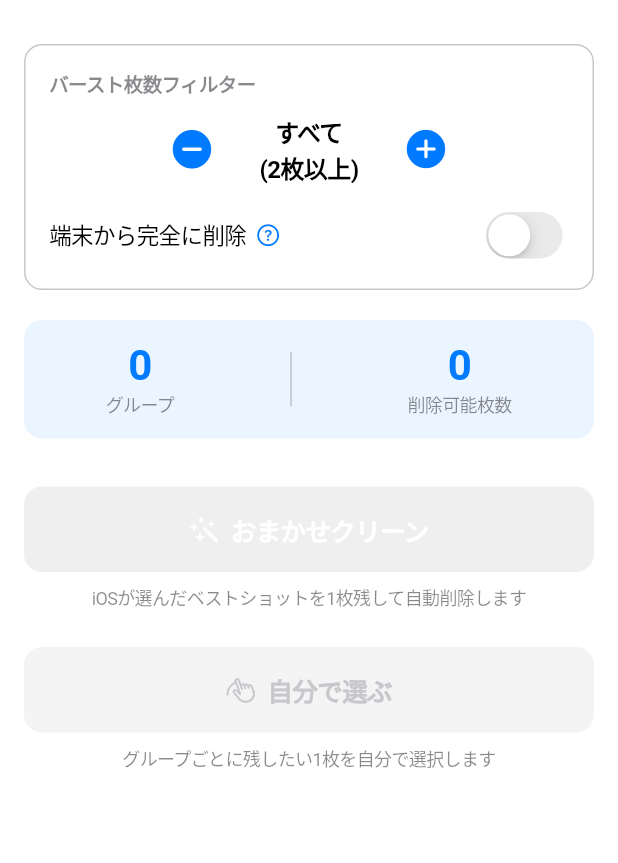
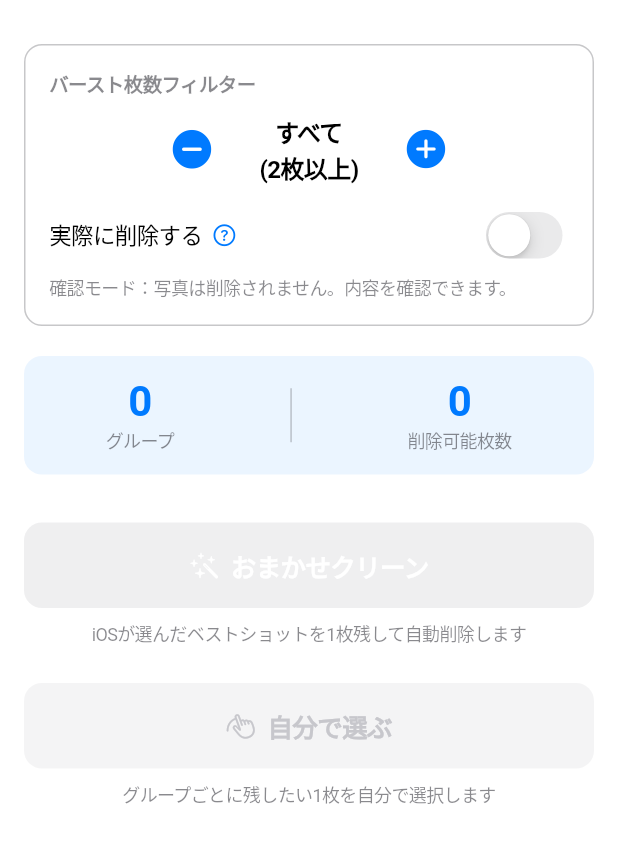
Before and after one commit to tomoyuki0512-hub/onp-quiz-app, a Flutter app: the screen it shows after launch, on a phone screen of 412 x 824 dp, the part 52-915 px from its top. Run offline on Flutter 3.47's test engine with Material 3 defaults, Android fonts, the phone set to English and light mode, and no system bars; missing offline and left inert: photo_manager.

Commit message:
Fix soft-delete mode: skip deletion entirely when toggle is OFF
When "実際に削除する" is OFF (confirmation mode), no deletion API is
called in any flow (auto clean, manual select, multi-select batch).
Groups are only removed from the in-app list to mark them as reviewed.
When ON, deleteAssets is called (permanent for burst photos per iOS).

Removes the stale "最近削除した項目に30日間残ります" messaging since
iOS permanently deletes hidden burst frames regardless of API used.

https://claude.ai/code/session_01SoqHF3J3E8ZCNxniZsKxhE

```diff
--- a/lib/screens/burst_list_screen.dart
+++ b/lib/screens/burst_list_screen.dart
@@ -81,19 +81,21 @@ class _BurstListScreenState extends State<BurstListScreen> {
     final confirmed = await showCupertinoDialog<bool>(
       context: context,
       builder: (ctx) => CupertinoAlertDialog(
-        title: const Text('選択グループを削除'),
+        title: Text(permanently ? '選択グループを削除' : 'ベストショットを確認'),
         content: Column(
           children: [
             const SizedBox(height: 8),
             Text(
-              '${selected.length}グループのベストショット各1枚を残して、$deleteCount枚を${permanently ? "完全削除" : "削除"}します。',
+              permanently
+                  ? '${selected.length}グループのベストショット各1枚を残して、$deleteCount枚を完全削除します。'
+                  : '${selected.length}グループのベストショットを確認します（写真は削除されません）。',
               style: const TextStyle(fontSize: 15),
             ),
             const SizedBox(height: 6),
             Text(
               permanently
-                  ? '⚠️ 完全削除すると元に戻せません。'
-                  : '削除した写真は「最近削除した項目」に30日間残ります。',
+                  ? '⚠️ iOSの仕様上、バースト写真は完全削除されます。元に戻せません。'
+                  : '確認モードです。実際に削除するにはホームで「実際に削除する」をONにしてください。',
               style: TextStyle(
                 fontSize: 13,
                 color: permanently
@@ -101,6 +103,7 @@ class _BurstListScreenState extends State<BurstListScreen> {
                     : CupertinoColors.secondaryLabel,
               ),
             ),
+            if (permanently) ...[
               const SizedBox(height: 6),
               const Text(
                 'iOSの確認ダイアログが表示されます。「削除」をタップしてください。',
@@ -110,6 +113,7 @@ class _BurstListScreenState extends State<BurstListScreen> {
                 ),
               ),
             ],
+          ],
         ),
         actions: [
           CupertinoDialogAction(
@@ -117,15 +121,28 @@ class _BurstListScreenState extends State<BurstListScreen> {
             child: const Text('キャンセル'),
           ),
           CupertinoDialogAction(
-            isDestructiveAction: true,
+            isDestructiveAction: permanently,
             onPressed: () => Navigator.pop(ctx, true),
-            child: Text(permanently ? '完全削除する' : '削除する'),
+            child: Text(permanently ? '完全削除する' : '確認する'),
           ),
         ],
       ),
     );
 
     if (confirmed != true || !mounted) return;
+
+    // 確認モード: 削除せずに処理済みとしてリストから除外
+    if (!permanently) {
+      setState(() {
+        for (final g in selected) {
+          _remaining.remove(g);
+          _completedCount++;
+        }
+        _selectedBurstIds.clear();
+        _isSelectMode = false;
+      });
+      return;
+    }
 
     setState(() => _isDeleting = true);
     try {
@@ -134,9 +151,7 @@ class _BurstListScreenState extends State<BurstListScreen> {
         idsToDelete.addAll(g.assetIds.where((id) => id != g.autoPickId));
       }
 
-      final success = permanently
-          ? await widget.service.permanentlyDeleteAssets(idsToDelete)
-          : await widget.service.deleteAssets(idsToDelete);
+      final success = await widget.service.deleteAssets(idsToDelete);
 
       if (!mounted) return;
 
@@ -292,7 +307,7 @@ class _BurstListScreenState extends State<BurstListScreen> {
               borderRadius: BorderRadius.circular(12),
               child: Text(
                 count > 0
-                    ? '$count グループを${permanently ? "完全削除" : "削除"}'
+                    ? '$count グループを${permanently ? "完全削除" : "確認"}'
                     : 'グループを選択してください',
                 style: const TextStyle(
                   fontSize: 15,
--- a/lib/screens/home_screen.dart
+++ b/lib/screens/home_screen.dart
@@ -60,23 +60,23 @@ class _HomeScreenState extends State<HomeScreen> {
     showCupertinoDialog<void>(
       context: context,
       builder: (ctx) => CupertinoAlertDialog(
-        title: const Text('端末から完全に削除とは？'),
+        title: const Text('実際に削除するとは？'),
         content: const Column(
           crossAxisAlignment: CrossAxisAlignment.start,
           children: [
             SizedBox(height: 10),
             Text(
-              'OFF（デフォルト）',
+              'OFF（デフォルト・確認モード）',
               style: TextStyle(fontSize: 13, fontWeight: FontWeight.w600),
             ),
             SizedBox(height: 4),
             Text(
-              '削除した写真は「最近削除した項目」に30日間保存されます。この期間内であれば元に戻せます。',
+              'バースト写真は削除されません。グループの整理状況を確認するだけです。やり直しが自由にできます。',
               style: TextStyle(fontSize: 13),
             ),
             SizedBox(height: 10),
             Text(
-              'ON',
+              'ON（削除モード）',
               style: TextStyle(
                 fontSize: 13,
                 fontWeight: FontWeight.w600,
@@ -85,7 +85,7 @@ class _HomeScreenState extends State<HomeScreen> {
             ),
             SizedBox(height: 4),
             Text(
-              '写真を端末から完全に削除します。「最近削除した項目」にも残らず、元に戻せません。',
+              '⚠️ iOSの仕様上、バースト写真（連写の各フレーム）は「最近削除した項目」を経由せず直接完全削除されます。元に戻せません。',
               style: TextStyle(
                 fontSize: 13,
                 color: CupertinoColors.destructiveRed,
@@ -118,14 +118,16 @@ class _HomeScreenState extends State<HomeScreen> {
           children: [
             const SizedBox(height: 8),
             Text(
-              '$totalKeep枚を残し、$totalDelete枚を${_permanentlyDelete ? "完全削除" : "削除"}します。',
+              _permanentlyDelete
+                  ? '$totalKeep枚を残し、$totalDelete枚を完全削除します。'
+                  : '$totalKeep枚のベストショットを確認します（写真は削除されません）。',
               style: const TextStyle(fontSize: 15),
             ),
             const SizedBox(height: 6),
             Text(
               _permanentlyDelete
-                  ? '⚠️ 完全削除すると元に戻せません。'
-                  : '削除した写真は「最近削除した項目」に30日間残ります。',
+                  ? '⚠️ iOSの仕様上、バースト写真は完全削除されます。元に戻せません。'
+                  : '「実際に削除する」をONにすると完全削除できます。',
               style: TextStyle(
                 fontSize: 13,
                 color: _permanentlyDelete
@@ -133,6 +135,7 @@ class _HomeScreenState extends State<HomeScreen> {
                     : CupertinoColors.secondaryLabel,
               ),
             ),
+            if (_permanentlyDelete) ...[
               const SizedBox(height: 6),
               const Text(
                 'iOSの確認ダイアログが表示されます。「削除」をタップして許可してください。',
@@ -142,6 +145,7 @@ class _HomeScreenState extends State<HomeScreen> {
                 ),
               ),
             ],
+          ],
         ),
         actions: [
           CupertinoDialogAction(
@@ -149,15 +153,35 @@ class _HomeScreenState extends State<HomeScreen> {
             child: const Text('キャンセル'),
           ),
           CupertinoDialogAction(
-            isDestructiveAction: true,
+            isDestructiveAction: _permanentlyDelete,
             onPressed: () => Navigator.pop(ctx, true),
-            child: Text(_permanentlyDelete ? '完全削除する' : '削除する'),
+            child: Text(_permanentlyDelete ? '完全削除する' : '確認する'),
           ),
         ],
       ),
     );
 
     if (confirmed != true || !mounted) return;
+
+    // 確認モード（非削除）: ダイアログ表示のみ、グループを再読込
+    if (!_permanentlyDelete) {
+      await showCupertinoDialog<void>(
+        context: context,
+        builder: (ctx) => CupertinoAlertDialog(
+          title: const Text('確認完了'),
+          content: Text(
+            '$totalKeep枚のベストショットを確認しました。\n実際に削除するには「実際に削除する」をONにしてください。',
+          ),
+          actions: [
+            CupertinoDialogAction(
+              onPressed: () => Navigator.pop(ctx),
+              child: const Text('OK'),
+            ),
+          ],
+        ),
+      );
+      return;
+    }
 
     setState(() => _isLoading = true);
 
@@ -175,9 +199,7 @@ class _HomeScreenState extends State<HomeScreen> {
 
     try {
       if (allIdsToDelete.isNotEmpty) {
-        final ok = _permanentlyDelete
-            ? await widget.service.permanentlyDeleteAssets(allIdsToDelete)
-            : await widget.service.deleteAssets(allIdsToDelete);
+        final ok = await widget.service.deleteAssets(allIdsToDelete);
         if (ok) deletedCount = allIdsToDelete.length;
       }
     } catch (e) {
@@ -193,7 +215,7 @@ class _HomeScreenState extends State<HomeScreen> {
         title: Text(errorMessage == null ? '完了！' : '削除エラー'),
         content: Text(
           errorMessage == null
-              ? '$totalKeep枚を残して$deletedCount枚を削除しました。'
+              ? '$totalKeep枚を残して$deletedCount枚を完全削除しました。'
               : 'エラーが発生しました:\n$errorMessage',
         ),
         actions: [
@@ -324,7 +346,7 @@ class _HomeScreenState extends State<HomeScreen> {
                 child: Row(
                   children: [
                     const Text(
-                      '端末から完全に削除',
+                      '実際に削除する',
                       style: TextStyle(fontSize: 15),
                     ),
                     const SizedBox(width: 6),
@@ -346,16 +368,18 @@ class _HomeScreenState extends State<HomeScreen> {
               ),
             ],
           ),
-          if (_permanentlyDelete) ...[
-            const SizedBox(height: 8),
-            const Text(
-              '⚠️ 削除した写真は元に戻せません',
+          const SizedBox(height: 6),
+          Text(
+            _permanentlyDelete
+                ? '⚠️ iOSの仕様上、バースト写真は完全削除されます（元に戻せません）'
+                : '確認モード：写真は削除されません。内容を確認できます。',
             style: TextStyle(
               fontSize: 12,
-                color: CupertinoColors.destructiveRed,
+              color: _permanentlyDelete
+                  ? CupertinoColors.destructiveRed
+                  : CupertinoColors.secondaryLabel,
             ),
           ),
-          ],
         ],
       ),
     );
--- a/lib/screens/manual_select_screen.dart
+++ b/lib/screens/manual_select_screen.dart
@@ -51,14 +51,16 @@ class _ManualSelectScreenState extends State<ManualSelectScreen> {
           children: [
             const SizedBox(height: 8),
             Text(
-              'この写真を残して、他の$deleteCount枚を${permanently ? "完全削除" : "削除"}します。',
+              permanently
+                  ? 'この写真を残して、他の$deleteCount枚を完全削除します。'
+                  : 'この写真を選択します（他の$deleteCount枚は削除されません）。',
               style: const TextStyle(fontSize: 15),
             ),
             const SizedBox(height: 6),
             Text(
               permanently
-                  ? '⚠️ 完全削除すると元に戻せません。'
-                  : '削除した写真は「最近削除した項目」に30日間残ります。',
+                  ? '⚠️ iOSの仕様上、バースト写真は完全削除されます。元に戻せません。'
+                  : '確認モードです。実際に削除するにはホームで「実際に削除する」をONにしてください。',
               style: TextStyle(
                 fontSize: 13,
                 color: permanently
@@ -66,6 +68,7 @@ class _ManualSelectScreenState extends State<ManualSelectScreen> {
                     : CupertinoColors.secondaryLabel,
               ),
             ),
+            if (permanently) ...[
               const SizedBox(height: 6),
               const Text(
                 'iOSの確認ダイアログが表示されます。「削除」をタップしてください。',
@@ -75,6 +78,7 @@ class _ManualSelectScreenState extends State<ManualSelectScreen> {
                 ),
               ),
             ],
+          ],
         ),
         actions: [
           CupertinoDialogAction(
@@ -82,9 +86,9 @@ class _ManualSelectScreenState extends State<ManualSelectScreen> {
             child: const Text('キャンセル'),
           ),
           CupertinoDialogAction(
-            isDestructiveAction: true,
+            isDestructiveAction: permanently,
             onPressed: () => Navigator.pop(ctx, true),
-            child: Text(permanently ? '完全削除する' : '削除する'),
+            child: Text(permanently ? '完全削除する' : 'この写真に決める'),
           ),
         ],
       ),
@@ -92,14 +96,15 @@ class _ManualSelectScreenState extends State<ManualSelectScreen> {
 
     if (confirmed != true || !mounted) return;
 
+    // 確認モード: 削除せずにそのまま処理済みとしてスタック解除
+    if (!permanently) {
+      Navigator.pop(context, true);
+      return;
+    }
+
     setState(() => _isDeleting = true);
     try {
-      bool success;
-      if (permanently) {
-        success = await widget.service.permanentlyDeleteAssets(idsToDelete);
-      } else {
-        success = await widget.service.deleteAssets(idsToDelete);
-      }
+      final success = await widget.service.deleteAssets(idsToDelete);
 
       if (!mounted) return;
 
```
Lines whose indentation alone changed are shown as unchanged.
